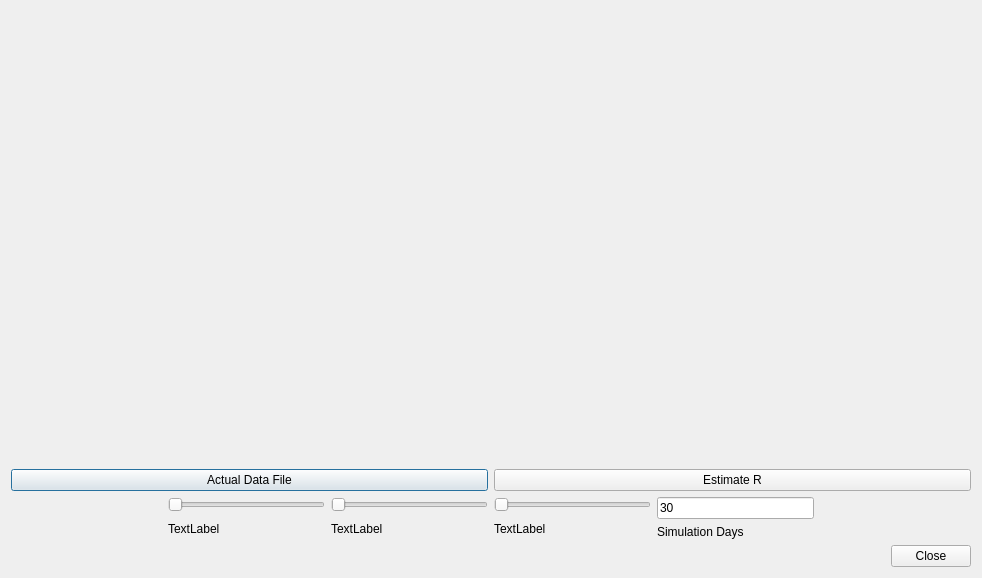
Qt form CoronaSimulationDialog.ui (mmonem/CoronaEstimation) before a commit.
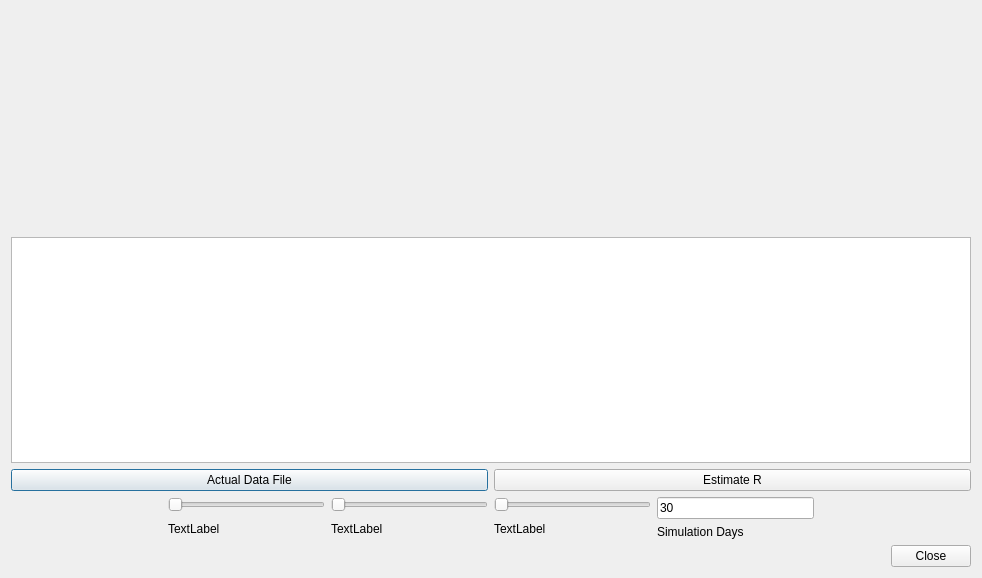
The same form after that commit.

Commit message: Editing Rt time series in GUI

```diff
--- a/CoronaSimulationDialog.ui
+++ b/CoronaSimulationDialog.ui
@@ -30,6 +30,9 @@
      </property>
     </spacer>
    </item>
+   <item>
+    <widget class="QTableView" name="tableViewR"/>
+   </item>
    <item>
     <layout class="QHBoxLayout" name="horizontalLayout_2">
      <item>
```
Left out of the diff: 10 changed lines with no effect on the pictures. The commit also changes 3 other files.
